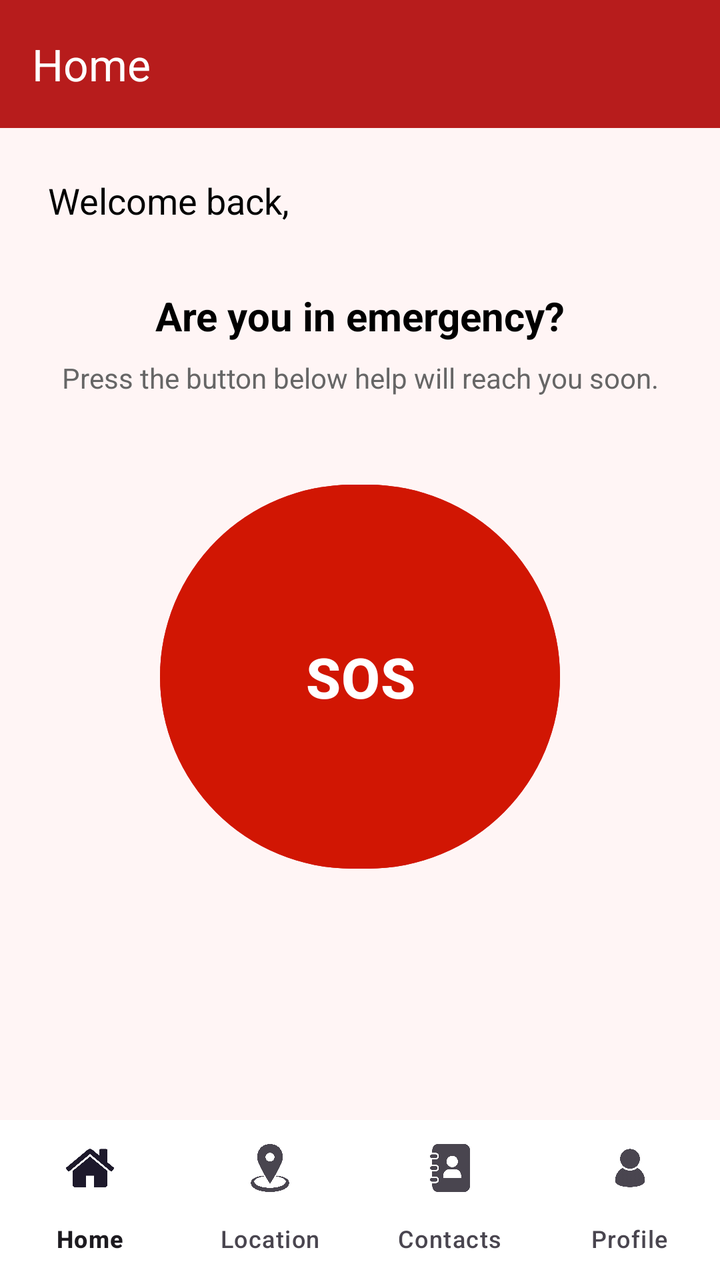
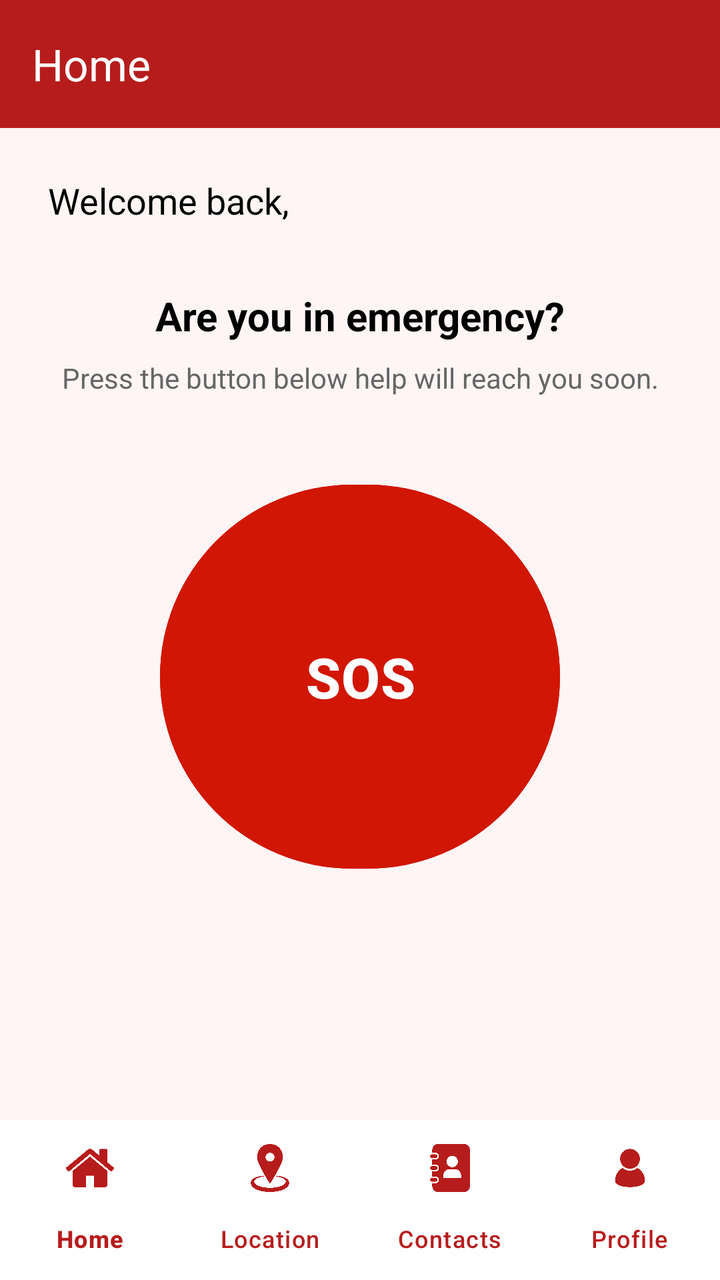

Before-and-after screenshots of an Android layout around one commit, followed by the original layout XML and the change that was made.
<!-- AndroidManifest.xml: application theme Theme.lifeguard -->
<!-- res/layout/activity_dashboard.xml -->
<?xml version="1.0" encoding="utf-8"?>
<androidx.constraintlayout.widget.ConstraintLayout
    xmlns:android="http://schemas.android.com/apk/res/android"
    xmlns:app="http://schemas.android.com/apk/res-auto"
    android:layout_width="match_parent"
    android:layout_height="match_parent"
    android:background="#FFF5F5">

    
    <com.google.android.material.appbar.MaterialToolbar
        android:id="@+id/toolbar"
        android:layout_width="0dp"
        android:layout_height="?attr/actionBarSize"
        android:background="#B71C1C"
        app:title="Home"
        app:titleTextColor="@android:color/white"
        app:layout_constraintTop_toTopOf="parent"
        app:layout_constraintStart_toStartOf="parent"
        app:layout_constraintEnd_toEndOf="parent"/>

    
    <TextView
        android:id="@+id/tvWelcome"
        android:layout_width="0dp"
        android:layout_height="wrap_content"
        android:text="Welcome back,"
        android:textSize="18sp"
        android:textColor="#000000"
        android:layout_marginTop="24dp"
        android:paddingHorizontal="24dp"
        app:layout_constraintTop_toBottomOf="@id/toolbar"
        app:layout_constraintStart_toStartOf="parent"
        app:layout_constraintEnd_toEndOf="parent"/>

    
    <TextView
        android:id="@+id/tvEmergencyQuestion"
        android:layout_width="0dp"
        android:layout_height="wrap_content"
        android:text="Are you in emergency?"
        android:textSize="20sp"
        android:textStyle="bold"
        android:textColor="#000000"
        android:gravity="center"
        android:layout_marginTop="32dp"
        app:layout_constraintTop_toBottomOf="@id/tvWelcome"
        app:layout_constraintStart_toStartOf="parent"
        app:layout_constraintEnd_toEndOf="parent"/>

    <TextView
        android:id="@+id/tvEmergencySubtext"
        android:layout_width="0dp"
        android:layout_height="wrap_content"
        android:text="Press the button below help will reach you soon."
        android:textSize="14sp"
        android:textColor="#666666"
        android:gravity="center"
        android:layout_marginTop="8dp"
        app:layout_constraintTop_toBottomOf="@id/tvEmergencyQuestion"
        app:layout_constraintStart_toStartOf="parent"
        app:layout_constraintEnd_toEndOf="parent"/>

    
    <Button
        android:id="@+id/btnSOS"
        android:layout_width="200dp"
        android:layout_height="200dp"
        android:layout_marginTop="40dp"
        android:backgroundTint="#d11603"
        android:text="SOS"
        android:textColor="@android:color/white"
        android:textSize="28sp"
        android:textStyle="bold"
        app:layout_constraintTop_toBottomOf="@id/tvEmergencySubtext"
        app:layout_constraintStart_toStartOf="parent"
        app:layout_constraintEnd_toEndOf="parent"/>

    
    <com.google.android.material.bottomnavigation.BottomNavigationView
        android:id="@+id/bottomNavigation"
        android:layout_width="0dp"
        android:layout_height="wrap_content"
        android:background="@android:color/white"
        app:menu="@menu/bottom_nav_menu"
        app:labelVisibilityMode="labeled"
        app:layout_constraintBottom_toBottomOf="parent"
        app:layout_constraintStart_toStartOf="parent"
        app:layout_constraintEnd_toEndOf="parent"/>



</androidx.constraintlayout.widget.ConstraintLayout>
<!-- resources referenced by this layout -->
<resources>
  <style name="Theme.lifeguard" parent="Base.Theme.lifeguard" />
  <style name="Base.Theme.lifeguard" parent="Theme.Material3.DayNight.NoActionBar">
          
          
      </style>
</resources>

<!-- the commit's change to res/layout/activity_dashboard.xml (unified diff, before → after) -->
@@ -83,6 +83,8 @@
         android:background="@android:color/white"
         app:menu="@menu/bottom_nav_menu"
         app:labelVisibilityMode="labeled"
+        app:itemIconTint="#B71C1C"
+        app:itemTextColor="#B71C1C"
         app:layout_constraintBottom_toBottomOf="parent"
         app:layout_constraintStart_toStartOf="parent"
         app:layout_constraintEnd_toEndOf="parent"/>
